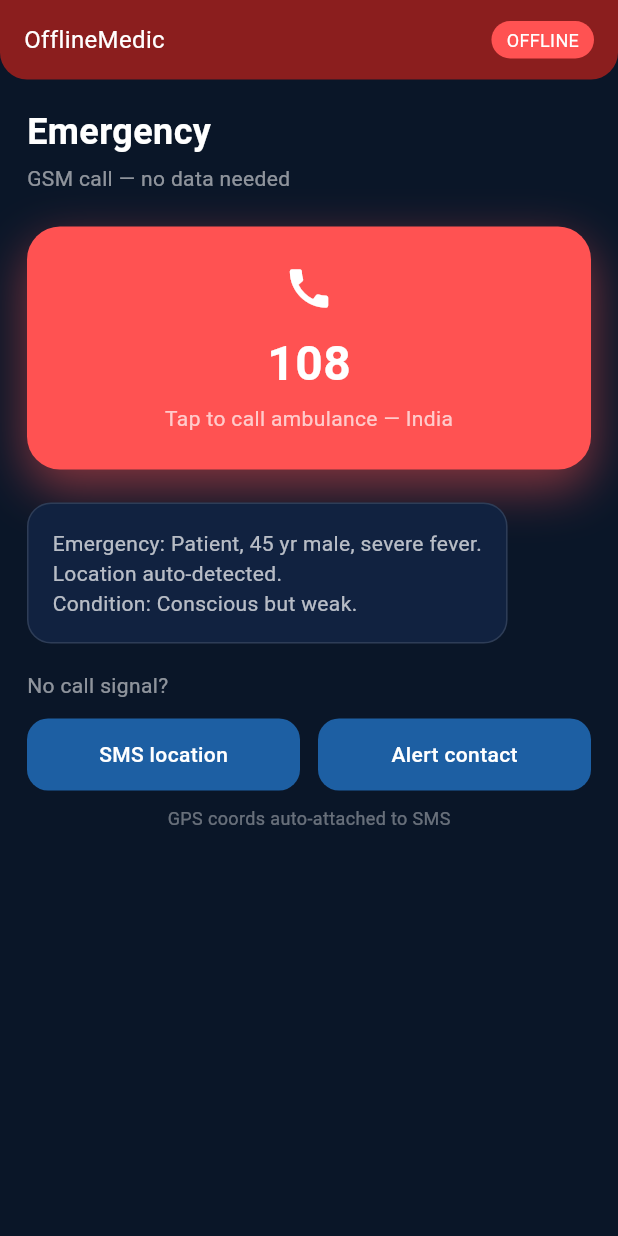
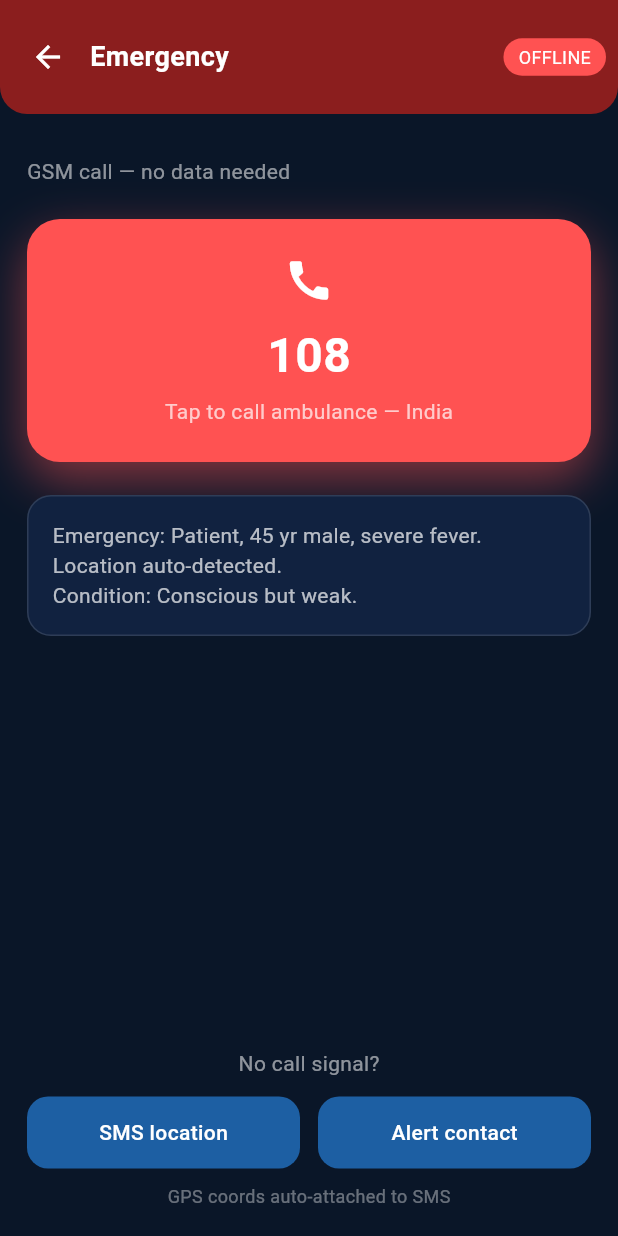
Before and after one commit to SAIRAJ41/OfflineMedic, a Flutter app: the EmergencyScreen screen opened directly, on a phone screen of 412 x 824 dp. Run offline on Flutter 3.47's test engine with Material 3 defaults, Android fonts, the phone set to English and light mode, and no system bars.

Commit message:
Ui polish and fixes applied

```diff
--- /dev/null
+++ b/lib/app_state.dart
@@ -0,0 +1,3 @@
+class AppState {
+  static String language = "en"; // en | hi | mr
+}
--- a/lib/screens/emergency/emergency_screen.dart
+++ b/lib/screens/emergency/emergency_screen.dart
@@ -11,9 +11,9 @@ class EmergencyScreen extends StatelessWidget {
         child: Column(
           children: [
 
-            /// 🔴 TOP HEADER STRIP
+
             Container(
-              padding: const EdgeInsets.symmetric(horizontal: 16, vertical: 14),
+              padding: const EdgeInsets.symmetric(horizontal: 8, vertical: 14),
               decoration: const BoxDecoration(
                 color: Color(0xFF8B1E1E),
                 borderRadius: BorderRadius.vertical(
@@ -21,12 +21,21 @@ class EmergencyScreen extends StatelessWidget {
                 ),
               ),
               child: Row(
-                mainAxisAlignment: MainAxisAlignment.spaceBetween,
                 children: [
+                  IconButton(
+                    onPressed: () => Navigator.pop(context),
+                    icon: const Icon(Icons.arrow_back, color: Colors.white),
+                  ),
+                  const SizedBox(width: 4),
                   const Text(
-                    "OfflineMedic",
-                    style: TextStyle(color: Colors.white, fontSize: 16),
+                    "Emergency",
+                    style: TextStyle(
+                      color: Colors.white,
+                      fontSize: 18,
+                      fontWeight: FontWeight.w600,
                     ),
+                  ),
+                  const Spacer(),
                   Container(
                     padding:
                         const EdgeInsets.symmetric(horizontal: 10, vertical: 4),
@@ -48,20 +57,15 @@ class EmergencyScreen extends StatelessWidget {
               child: Padding(
                 padding: const EdgeInsets.all(18),
                 child: Column(
-                  crossAxisAlignment: CrossAxisAlignment.start,
+                  crossAxisAlignment: CrossAxisAlignment.stretch,
                   children: [
 
-                    /// TITLE
-                    const Text(
-                      "Emergency",
-                      style: TextStyle(
-                        fontSize: 24,
-                        fontWeight: FontWeight.w700,
-                        color: Colors.white,
-                      ),
-                    ),
+                    /// 🔝 TOP CONTENT
+                    Column(
+                      crossAxisAlignment: CrossAxisAlignment.stretch,
+                      children: [
 
-                    const SizedBox(height: 4),
+                        const SizedBox(height: 10),
 
                         const Text(
                           "GSM call — no data needed",
@@ -73,8 +77,10 @@ class EmergencyScreen extends StatelessWidget {
                         /// 🚨 CALL CARD
                         GestureDetector(
                           onTap: () {
-                        // TODO (TEAMMATE):
-                        // Integrate GSM call (tel:108)
+                            // TODO (TEAMMATE - CALL INTEGRATION):
+                            // Use url_launcher to trigger emergency call
+                            // Example:
+                            // launchUrl(Uri.parse("tel:108"));
                           },
                           child: Container(
                             width: double.infinity,
@@ -118,6 +124,7 @@ class EmergencyScreen extends StatelessWidget {
 
                         /// 🧾 AUTO BRIEF BOX
                         Container(
+                          width: double.infinity,
                           padding: const EdgeInsets.all(16),
                           decoration: BoxDecoration(
                             color: const Color(0xFF112240),
@@ -133,13 +140,17 @@ class EmergencyScreen extends StatelessWidget {
                               height: 1.4,
                             ),
                           ),
-                      // TODO (TEAMMATE):
-                      // Replace with generated emergency summary
+                        ),
+                      ],
                     ),
 
-                    const SizedBox(height: 18),
 
-                    /// SUBTEXT
+                    const Spacer(),
+
+
+                    Column(
+                      children: [
+
                         const Text(
                           "No call signal?",
                           style: TextStyle(color: Colors.white54),
@@ -147,15 +158,15 @@ class EmergencyScreen extends StatelessWidget {
 
                         const SizedBox(height: 12),
 
-                    /// ACTION BUTTONS
                         Row(
                           children: [
                             Expanded(
                               child: _SecondaryButton(
                                 label: "SMS location",
                                 onTap: () {
-                              // TODO (TEAMMATE):
-                              // Send SMS with GPS coordinates
+                                  // TODO (TEAMMATE - SMS INTEGRATION):
+                      // Use url_launcher:
+                      // launchUrl(Uri.parse("sms:<number>?body=<message>"))
                                 },
                               ),
                             ),
@@ -163,10 +174,7 @@ class EmergencyScreen extends StatelessWidget {
                             Expanded(
                               child: _SecondaryButton(
                                 label: "Alert contact",
-                            onTap: () {
-                              // TODO (TEAMMATE):
-                              // Trigger emergency contact alert
-                            },
+                                onTap: () {},
                               ),
                             ),
                           ],
@@ -185,6 +193,8 @@ class EmergencyScreen extends StatelessWidget {
                         ),
                       ],
                     ),
+                  ],
+                ),
               ),
             ),
           ],
@@ -194,7 +204,6 @@ class EmergencyScreen extends StatelessWidget {
   }
 }
 
-/// 🔹 SECONDARY BUTTON
 class _SecondaryButton extends StatelessWidget {
   final String label;
   final VoidCallback onTap;
--- a/lib/screens/triage/triage_screen.dart
+++ b/lib/screens/triage/triage_screen.dart
@@ -189,7 +189,7 @@ class TriageScreen extends StatelessWidget {
                 ],
               ),
 
-              const SizedBox(height: 55),
+              const SizedBox(height: 30),
 
               /// AI EXPLANATION
               Container(
@@ -229,7 +229,7 @@ class TriageScreen extends StatelessWidget {
     ],
   ),
 ),
-const SizedBox(height: 18),
+const SizedBox(height: 50),
 
 Row(
   children: [
```
Also changed, not shown: lib/screens/drug/drug_checker_screen.dart (+37 -21 lines), lib/screens/facilities/offline_map_screen.dart (+50 -22 lines), lib/screens/input/text_input_screen.dart (+23 -5 lines). Lines whose indentation alone changed are shown as unchanged.
